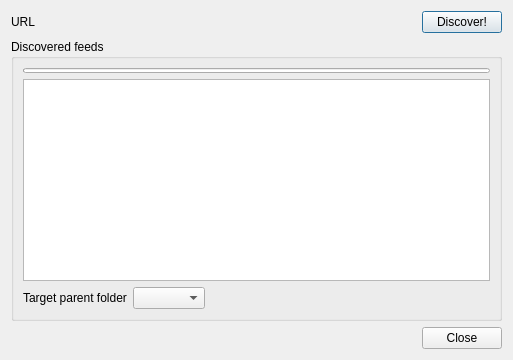
The window that src/librssguard/services/standard/gui/formdiscoverfeeds.ui (martinrotter/rssguard) describes before a commit, drawn with Qt 5.
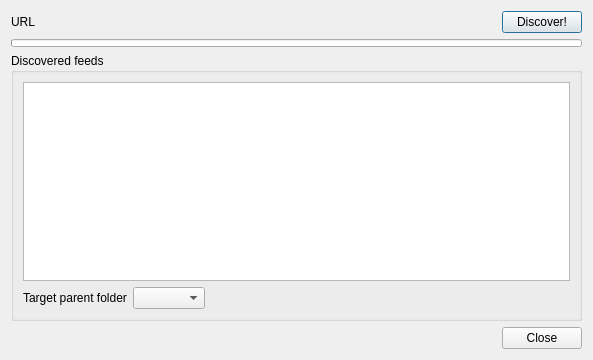
The same window after the commit. Custom widgets are drawn as their Qt base class.

Commit message: qol work on discovery dialog!

```diff
--- a/src/librssguard/services/standard/gui/formdiscoverfeeds.ui
+++ b/src/librssguard/services/standard/gui/formdiscoverfeeds.ui
@@ -6,7 +6,7 @@
    <rect>
     <x>0</x>
     <y>0</y>
-    <width>513</width>
+    <width>593</width>
     <height>360</height>
    </rect>
   </property>
@@ -45,7 +45,7 @@
      </item>
     </layout>
    </item>
-   <item row="1" column="0" colspan="2">
+   <item row="2" column="0" colspan="2">
     <widget class="QGroupBox" name="m_gbFeeds">
      <property name="sizePolicy">
       <sizepolicy hsizetype="Preferred" vsizetype="Preferred">
@@ -57,31 +57,6 @@
       <string>Discovered feeds</string>
      </property>
      <layout class="QFormLayout" name="formLayout_2">
-      <item row="1" column="0" colspan="2">
-       <widget class="QTableView" name="m_tvFeeds">
-        <property name="alternatingRowColors">
-         <bool>true</bool>
-        </property>
-        <property name="selectionMode">
-         <enum>QAbstractItemView::SingleSelection</enum>
-        </property>
-        <property name="selectionBehavior">
-         <enum>QAbstractItemView::SelectRows</enum>
-        </property>
-        <property name="cornerButtonEnabled">
-         <bool>false</bool>
-        </property>
-        <attribute name="horizontalHeaderVisible">
-         <bool>true</bool>
-        </attribute>
-        <attribute name="horizontalHeaderStretchLastSection">
-         <bool>true</bool>
-        </attribute>
-        <attribute name="verticalHeaderVisible">
-         <bool>false</bool>
-        </attribute>
-       </widget>
-      </item>
       <item row="2" column="0">
        <widget class="QLabel" name="m_lblParentCategory">
         <property name="text">
@@ -125,23 +100,38 @@
         </item>
        </layout>
       </item>
-      <item row="0" column="0" colspan="2">
-       <widget class="QProgressBar" name="m_pbDiscovery">
-        <property name="maximumSize">
-         <size>
-          <width>16777215</width>
-          <height>5</height>
-         </size>
+      <item row="1" column="0" colspan="2">
+       <widget class="QTreeView" name="m_tvFeeds">
+        <property name="alternatingRowColors">
+         <bool>true</bool>
         </property>
-        <property name="textVisible">
+        <property name="selectionMode">
+         <enum>QAbstractItemView::SingleSelection</enum>
+        </property>
+        <property name="selectionBehavior">
+         <enum>QAbstractItemView::SelectRows</enum>
+        </property>
+        <property name="indentation">
+         <number>0</number>
+        </property>
+        <property name="uniformRowHeights">
+         <bool>true</bool>
+        </property>
+        <property name="itemsExpandable">
          <bool>false</bool>
         </property>
+        <property name="wordWrap">
+         <bool>true</bool>
+        </property>
+        <attribute name="headerStretchLastSection">
+         <bool>false</bool>
+        </attribute>
        </widget>
       </item>
      </layout>
     </widget>
    </item>
-   <item row="2" column="0" colspan="2">
+   <item row="3" column="0" colspan="2">
     <widget class="QDialogButtonBox" name="m_buttonBox">
      <property name="orientation">
       <enum>Qt::Horizontal</enum>
@@ -151,6 +141,19 @@
      </property>
     </widget>
    </item>
+   <item row="1" column="0" colspan="2">
+    <widget class="QProgressBar" name="m_pbDiscovery">
+     <property name="maximumSize">
+      <size>
+       <width>16777215</width>
+       <height>8</height>
+      </size>
+     </property>
+     <property name="textVisible">
+      <bool>false</bool>
+     </property>
+    </widget>
+   </item>
   </layout>
  </widget>
  <customwidgets>
```
The commit also changes 3 other files.
